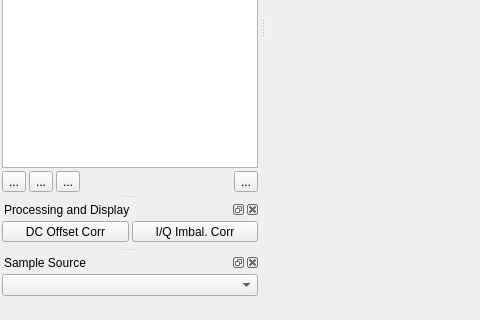
The window that sdrbase/mainwindow.ui (f4exb/sdrangel) describes before a commit, drawn with Qt 5; both pictures show x 0 to 480 and y 280 to 600 of the 1012 by 600 pixel window.
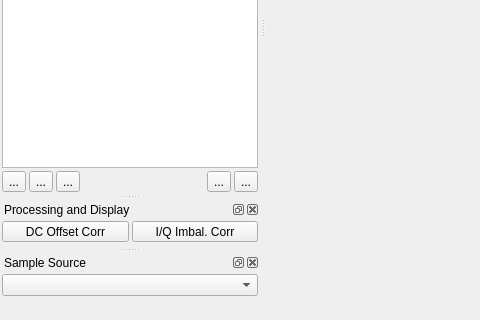
The same window after the commit. Icons and pictures are not drawn. Custom widgets are drawn as their Qt base class.

The edit to the form file:
```diff
--- a/sdrbase/mainwindow.ui
+++ b/sdrbase/mainwindow.ui
@@ -156,7 +156,7 @@
        </property>
       </widget>
      </item>
-     <item row="5" column="6">
+     <item row="5" column="8">
       <widget class="QToolButton" name="presetLoad">
        <property name="toolTip">
         <string>Load selected preset</string>
@@ -176,7 +176,7 @@
        </property>
       </widget>
      </item>
-     <item row="5" column="4" colspan="2">
+     <item row="5" column="5" colspan="2">
       <spacer name="horizontalSpacer_3">
        <property name="orientation">
         <enum>Qt::Horizontal</enum>
@@ -209,7 +209,7 @@
        </property>
       </widget>
      </item>
-     <item row="1" column="1" rowspan="4" colspan="6">
+     <item row="1" column="1" rowspan="4" colspan="8">
       <widget class="QTreeWidget" name="presetTree">
        <property name="allColumnsShowFocus">
         <bool>true</bool>
@@ -246,6 +246,26 @@
        </property>
       </widget>
      </item>
+     <item row="5" column="7">
+      <widget class="QToolButton" name="presetLoadLast">
+       <property name="toolTip">
+        <string>Load settings saved at last exit</string>
+       </property>
+       <property name="text">
+        <string>...</string>
+       </property>
+       <property name="icon">
+        <iconset resource="resources/res.qrc">
+         <normaloff>:/preset-last.png</normaloff>:/preset-last.png</iconset>
+       </property>
+       <property name="iconSize">
+        <size>
+         <width>16</width>
+         <height>16</height>
+        </size>
+       </property>
+      </widget>
+     </item>
     </layout>
    </widget>
   </widget>
```
